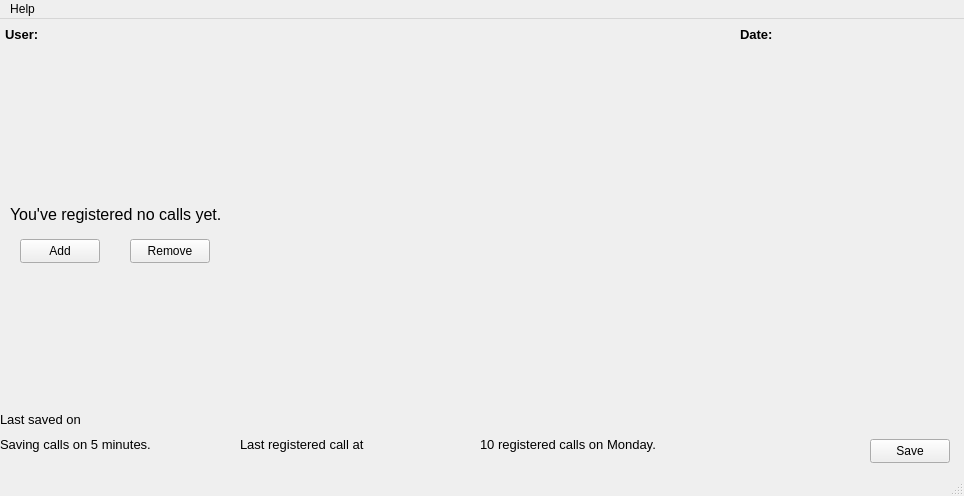
Above: mainwindow.ui from brookiestein/CallsCounter before the change. Below: the same form after it.
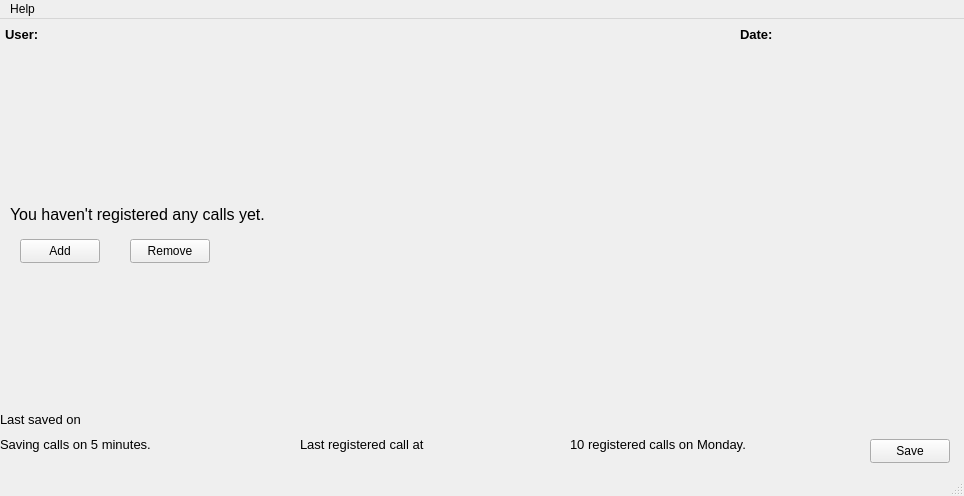
That is the form after the change.

Diff of the .ui file:
```diff
--- a/mainwindow.ui
+++ b/mainwindow.ui
@@ -50,7 +50,7 @@
      <rect>
       <x>0</x>
       <y>385</y>
-      <width>231</width>
+      <width>240</width>
       <height>31</height>
      </rect>
     </property>
@@ -78,7 +78,7 @@
      </font>
     </property>
     <property name="text">
-     <string>You've registered no calls yet.</string>
+     <string>You haven't registered any calls yet.</string>
     </property>
    </widget>
    <widget class="QLabel" name="datetimeLabel">
@@ -105,7 +105,7 @@
      <rect>
       <x>0</x>
       <y>410</y>
-      <width>231</width>
+      <width>291</width>
       <height>31</height>
      </rect>
     </property>
@@ -137,9 +137,9 @@
    <widget class="QLabel" name="lastCallLabel">
     <property name="geometry">
      <rect>
-      <x>240</x>
+      <x>300</x>
       <y>410</y>
-      <width>201</width>
+      <width>261</width>
       <height>31</height>
      </rect>
     </property>
@@ -187,9 +187,9 @@
    <widget class="QLabel" name="currentBarSetValue">
     <property name="geometry">
      <rect>
-      <x>480</x>
+      <x>570</x>
       <y>410</y>
-      <width>211</width>
+      <width>231</width>
       <height>31</height>
      </rect>
     </property>
```
